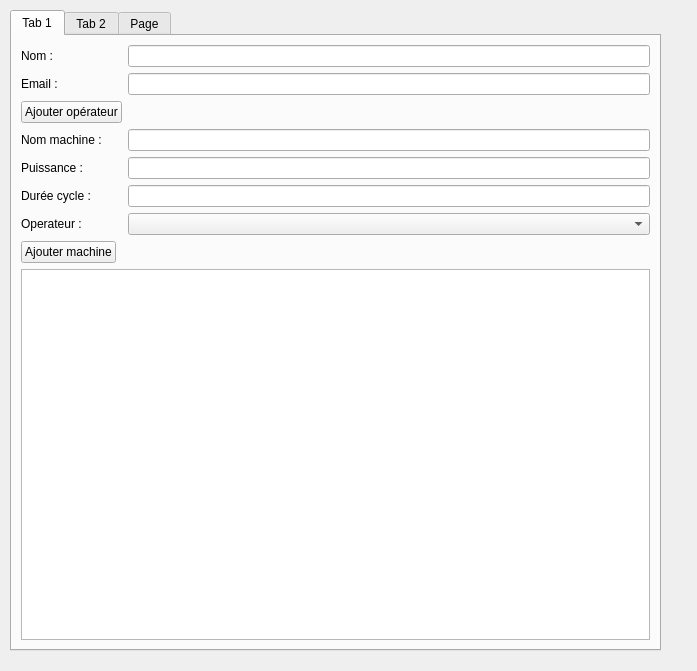
WalidAbkl/Projet_Systeme_info, file interface_projet.ui: the form before one commit.
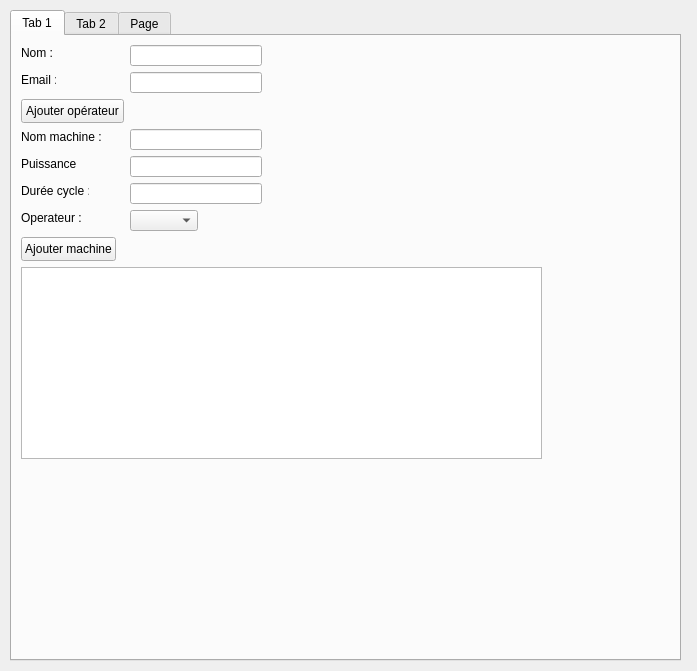
The form after the commit. The open tabs and pages were chosen to show the change.

Commit message: optimisation interface

```diff
--- a/interface_projet.ui
+++ b/interface_projet.ui
@@ -18,8 +18,8 @@
     <rect>
      <x>10</x>
      <y>10</y>
-     <width>651</width>
-     <height>641</height>
+     <width>671</width>
+     <height>651</height>
     </rect>
    </property>
    <property name="currentIndex">
@@ -29,90 +29,257 @@
     <attribute name="title">
      <string>Tab 1</string>
     </attribute>
-    <layout class="QFormLayout" name="formLayout">
-     <item row="0" column="0">
       <widget class="QLabel" name="label">
+     <property name="geometry">
+      <rect>
+       <x>9</x>
+       <y>9</y>
+       <width>33</width>
+       <height>16</height>
+      </rect>
+     </property>
        <property name="text">
         <string>Nom :</string>
        </property>
       </widget>
-     </item>
-     <item row="0" column="1">
-      <widget class="QLineEdit" name="lineEdit_nom"/>
-     </item>
-     <item row="1" column="0">
       <widget class="QLabel" name="label_2">
+     <property name="geometry">
+      <rect>
+       <x>9</x>
+       <y>36</y>
+       <width>35</width>
+       <height>16</height>
+      </rect>
+     </property>
        <property name="text">
         <string>Email :</string>
        </property>
       </widget>
-     </item>
-     <item row="1" column="1">
-      <widget class="QLineEdit" name="lineEdit_mail"/>
-     </item>
-     <item row="2" column="0">
+    <widget class="QLineEdit" name="lineEdit_nom">
+     <property name="geometry">
+      <rect>
+       <x>118</x>
+       <y>9</y>
+       <width>132</width>
+       <height>21</height>
+      </rect>
+     </property>
+    </widget>
+    <widget class="QLineEdit" name="lineEdit_mail">
+     <property name="geometry">
+      <rect>
+       <x>118</x>
+       <y>36</y>
+       <width>132</width>
+       <height>21</height>
+      </rect>
+     </property>
+    </widget>
       <widget class="QPushButton" name="pushButton_add_operateur">
+     <property name="geometry">
+      <rect>
+       <x>9</x>
+       <y>63</y>
+       <width>103</width>
+       <height>24</height>
+      </rect>
+     </property>
        <property name="text">
         <string>Ajouter opérateur</string>
        </property>
       </widget>
-     </item>
-     <item row="3" column="0">
       <widget class="QLabel" name="label_1">
+     <property name="geometry">
+      <rect>
+       <x>9</x>
+       <y>93</y>
+       <width>81</width>
+       <height>16</height>
+      </rect>
+     </property>
        <property name="text">
         <string>Nom machine :</string>
        </property>
       </widget>
-     </item>
-     <item row="4" column="0">
       <widget class="QLabel" name="label_3">
+     <property name="geometry">
+      <rect>
+       <x>9</x>
+       <y>120</y>
+       <width>58</width>
+       <height>16</height>
+      </rect>
+     </property>
        <property name="text">
         <string>Puissance :</string>
        </property>
       </widget>
-     </item>
-     <item row="3" column="1">
-      <widget class="QLineEdit" name="lineEdit_nom_machine"/>
-     </item>
-     <item row="4" column="1">
-      <widget class="QLineEdit" name="lineEdit_puissance"/>
-     </item>
-     <item row="5" column="0">
+    <widget class="QLineEdit" name="lineEdit_nom_machine">
+     <property name="geometry">
+      <rect>
+       <x>118</x>
+       <y>93</y>
+       <width>132</width>
+       <height>21</height>
+      </rect>
+     </property>
+    </widget>
+    <widget class="QLineEdit" name="lineEdit_puissance">
+     <property name="geometry">
+      <rect>
+       <x>118</x>
+       <y>120</y>
+       <width>132</width>
+       <height>21</height>
+      </rect>
+     </property>
+    </widget>
       <widget class="QLabel" name="label_4">
+     <property name="geometry">
+      <rect>
+       <x>9</x>
+       <y>147</y>
+       <width>68</width>
+       <height>16</height>
+      </rect>
+     </property>
        <property name="text">
         <string>Durée cycle :</string>
        </property>
       </widget>
-     </item>
-     <item row="5" column="1">
-      <widget class="QLineEdit" name="lineEdit_duree"/>
-     </item>
-     <item row="6" column="0">
+    <widget class="QLineEdit" name="lineEdit_duree">
+     <property name="geometry">
+      <rect>
+       <x>118</x>
+       <y>147</y>
+       <width>132</width>
+       <height>21</height>
+      </rect>
+     </property>
+    </widget>
       <widget class="QLabel" name="label_5">
+     <property name="geometry">
+      <rect>
+       <x>9</x>
+       <y>174</y>
+       <width>60</width>
+       <height>16</height>
+      </rect>
+     </property>
        <property name="text">
         <string>Operateur :</string>
        </property>
       </widget>
-     </item>
-     <item row="7" column="0">
       <widget class="QPushButton" name="pushButton_add_machine">
+     <property name="geometry">
+      <rect>
+       <x>9</x>
+       <y>201</y>
+       <width>95</width>
+       <height>24</height>
+      </rect>
+     </property>
        <property name="text">
         <string>Ajouter machine</string>
        </property>
       </widget>
-     </item>
-     <item row="8" column="0" colspan="2">
-      <widget class="QTableView" name="tableView_machines"/>
-     </item>
-     <item row="6" column="1">
-      <widget class="QComboBox" name="comboBox_operateur"/>
-     </item>
-    </layout>
-   </widget>
-   <widget class="QWidget" name="Commandes">
+    <widget class="QTableView" name="tableView_machines">
+     <property name="geometry">
+      <rect>
+       <x>9</x>
+       <y>231</y>
+       <width>521</width>
+       <height>192</height>
+      </rect>
+     </property>
+    </widget>
+    <widget class="QComboBox" name="comboBox_operateur">
+     <property name="geometry">
+      <rect>
+       <x>118</x>
+       <y>174</y>
+       <width>68</width>
+       <height>21</height>
+      </rect>
+     </property>
+    </widget>
+   </widget>
+   <widget class="QWidget" name="Process_produit">
     <attribute name="title">
      <string>Tab 2</string>
     </attribute>
+    <widget class="QWidget" name="layoutWidget">
+     <property name="geometry">
+      <rect>
+       <x>10</x>
+       <y>0</y>
+       <width>621</width>
+       <height>661</height>
+      </rect>
+     </property>
+     <layout class="QFormLayout" name="formLayout">
+      <item row="0" column="0" colspan="2">
+       <widget class="QLabel" name="label_6">
+        <property name="text">
+         <string>Nom Produit :</string>
+        </property>
+       </widget>
+      </item>
+      <item row="2" column="1">
+       <widget class="QLineEdit" name="lineEdit_nom_produit"/>
+      </item>
+      <item row="3" column="0" colspan="2">
+       <widget class="QPushButton" name="pushButton_add_produit">
+        <property name="text">
+         <string>Ajouter Produit</string>
+        </property>
+       </widget>
+      </item>
+      <item row="5" column="0" colspan="2">
+       <widget class="QTableView" name="tableView_produits"/>
+      </item>
+      <item row="8" column="0" colspan="2">
+       <widget class="QLabel" name="label_7">
+        <property name="text">
+         <string>Produits :</string>
+        </property>
+       </widget>
+      </item>
+      <item row="9" column="1">
+       <widget class="QComboBox" name="comboBox_produit"/>
+      </item>
+      <item row="11" column="0" colspan="2">
+       <widget class="QLabel" name="label_8">
+        <property name="text">
+         <string>Machine :</string>
+        </property>
+       </widget>
+      </item>
+      <item row="12" column="1">
+       <widget class="QComboBox" name="comboBox_machine_process"/>
+      </item>
+      <item row="14" column="0">
+       <widget class="QLabel" name="label_9">
+        <property name="text">
+         <string>Ordre :</string>
+        </property>
+       </widget>
+      </item>
+      <item row="14" column="1">
+       <widget class="QSpinBox" name="spinBox_ordre"/>
+      </item>
+      <item row="16" column="0" colspan="2">
+       <widget class="QPushButton" name="pushButton_add_process">
+        <property name="text">
+         <string>Ajouter étape</string>
+        </property>
+       </widget>
+      </item>
+      <item row="18" column="0" colspan="2">
+       <widget class="QTableView" name="tableView_process"/>
+      </item>
+     </layout>
+    </widget>
    </widget>
    <widget class="QWidget" name="Electricite">
     <attribute name="title">
```
Left out of the diff: 60 changed lines with no effect on the pictures. Lines whose indentation alone changed are shown as unchanged. The commit also changes 3 other files.
